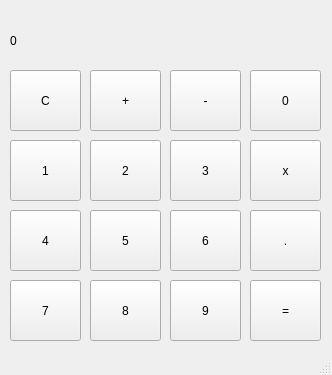
The window that mainwindow.ui (Malem-heikrujam/Calculator) describes before a commit, drawn with Qt 5.
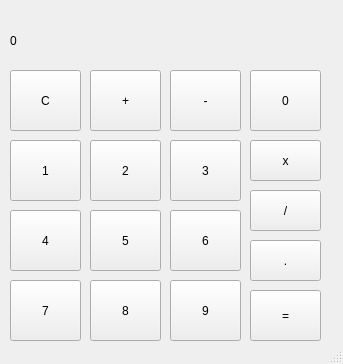
The same window after the commit.

Patch:
```diff
--- a/mainwindow.ui
+++ b/mainwindow.ui
@@ -6,8 +6,8 @@
    <rect>
     <x>0</x>
     <y>0</y>
-    <width>332</width>
-    <height>375</height>
+    <width>343</width>
+    <height>364</height>
    </rect>
   </property>
   <property name="windowTitle">
@@ -111,7 +111,7 @@
       <x>250</x>
       <y>140</y>
       <width>71</width>
-      <height>61</height>
+      <height>41</height>
      </rect>
     </property>
     <property name="text">
@@ -122,9 +122,9 @@
     <property name="geometry">
      <rect>
       <x>250</x>
-      <y>210</y>
+      <y>240</y>
       <width>71</width>
-      <height>61</height>
+      <height>41</height>
      </rect>
     </property>
     <property name="text">
@@ -174,9 +174,9 @@
     <property name="geometry">
      <rect>
       <x>250</x>
-      <y>280</y>
+      <y>290</y>
       <width>71</width>
-      <height>61</height>
+      <height>51</height>
      </rect>
     </property>
     <property name="text">
@@ -235,6 +235,19 @@
      <string>0</string>
     </property>
    </widget>
+   <widget class="QPushButton" name="pushButton_divide">
+    <property name="geometry">
+     <rect>
+      <x>250</x>
+      <y>190</y>
+      <width>71</width>
+      <height>41</height>
+     </rect>
+    </property>
+    <property name="text">
+     <string>/</string>
+    </property>
+   </widget>
   </widget>
   <widget class="QStatusBar" name="statusbar"/>
  </widget>
```
